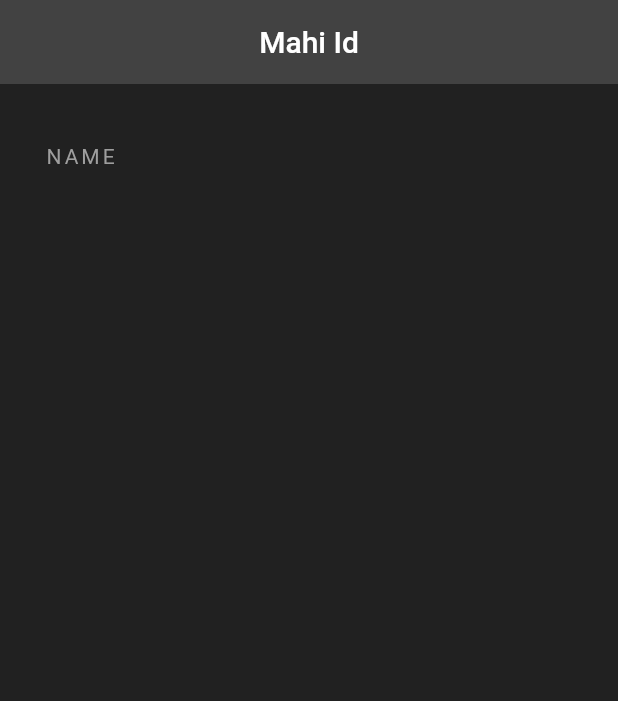
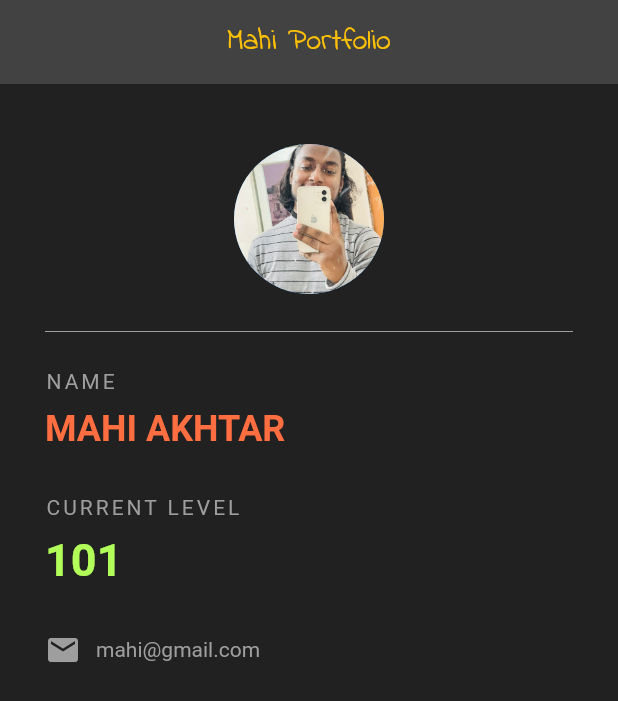
Before and after one commit to shoaibisa/flutter-1, a Flutter app: the screen it shows after launch, on a phone screen of 412 x 824 dp. Shown: the top 701 px of the screen. Run offline on Flutter 3.47's test engine with Material 2 defaults, Android fonts, the phone set to English and light mode, and no system bars.

Commit message:
till StateLess widget

```diff
--- a/lib/main.dart
+++ b/lib/main.dart
@@ -12,7 +12,13 @@ class MahiCard extends StatelessWidget {
     return Scaffold(
       backgroundColor: Colors.grey[900],
       appBar: AppBar(
-        title: Text('Mahi Id'),
+        title: Text(
+          'Mahi Portfolio',
+          style: TextStyle(
+            color: Colors.amber,
+            fontFamily: 'IndieFlower'
+          ),
+        ),
         centerTitle: true,
         backgroundColor: Colors.grey[800],
         elevation: 0.0,
@@ -20,14 +26,68 @@ class MahiCard extends StatelessWidget {
       body:Padding(
         padding: EdgeInsets.fromLTRB(30, 40, 30, 0),
         child: Column(
+          crossAxisAlignment: CrossAxisAlignment.start,
+          // mainAxisAlignment: MainAxisAlignment.start,
           children: <Widget>[
+            Center(
+              child: CircleAvatar(
+                backgroundImage: AssetImage('assets/mahi.jpeg'),
+                radius: 50.0,
+              ),
+            ),
+            Divider(
+              height: 50,
+              color: Colors.grey,
+            ),
             Text(
               'NAME',
               style: TextStyle(
                 color: Colors.grey,
                 letterSpacing: 2.0,
               ),
-            )
+            ),
+            SizedBox(height: 10.0,),
+            Text(
+              'MAHI AKHTAR',
+              style: TextStyle(
+                color: Colors.deepOrangeAccent,
+                fontSize: 24.0,
+                fontWeight: FontWeight.bold,
+              ),
+            ),
+            SizedBox(height: 30.0,),
+            Text(
+              'CURRENT LEVEL',
+              style: TextStyle(
+                color: Colors.grey,
+                letterSpacing: 2.0,
+              ),
+            ),
+            SizedBox(height: 10.0,),
+            Text(
+              '101',
+              style: TextStyle(
+                color: Colors.lightGreenAccent,
+                fontSize: 30.0,
+                fontWeight: FontWeight.bold,
+              ),
+            ),
+            SizedBox(height: 30.0,),
+            Row(
+              children: <Widget>[
+                Icon(
+                  Icons.mail,
+                  color: Colors.grey,
+                ),
+                SizedBox(width: 10,),
+                Text(
+                  'mahi@gmail.com',
+                  style: TextStyle(
+                    color: Colors.grey
+                  ),
+                ),
+              ],
+            ) ,
           ],
         ),
       ),
```
Also changed, not shown: pubspec.yaml (+6 -7 lines), assets/IndieFlower-Regular.ttf (added), assets/mahi.jpeg (added).
